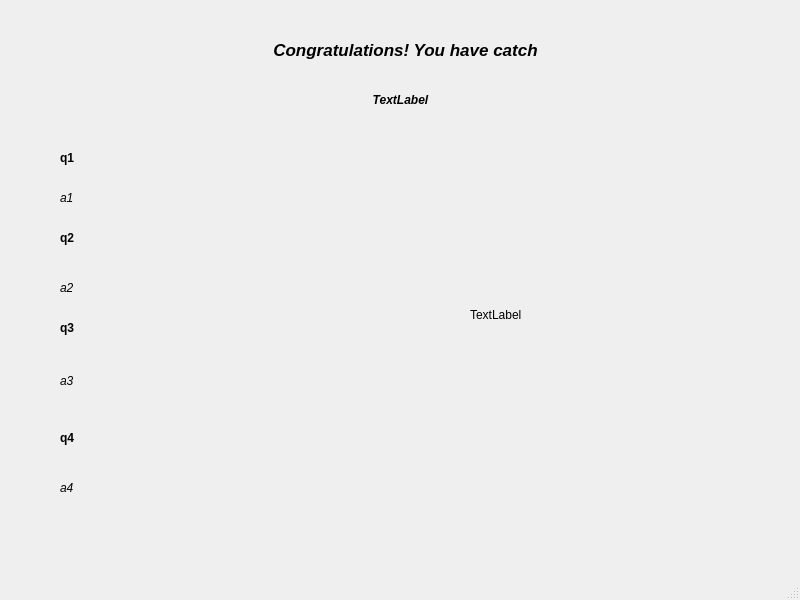
Old version of the form A8/view.ui in the repository University-of-Utah-CS3505/a8-edu-app-xing-liu123.
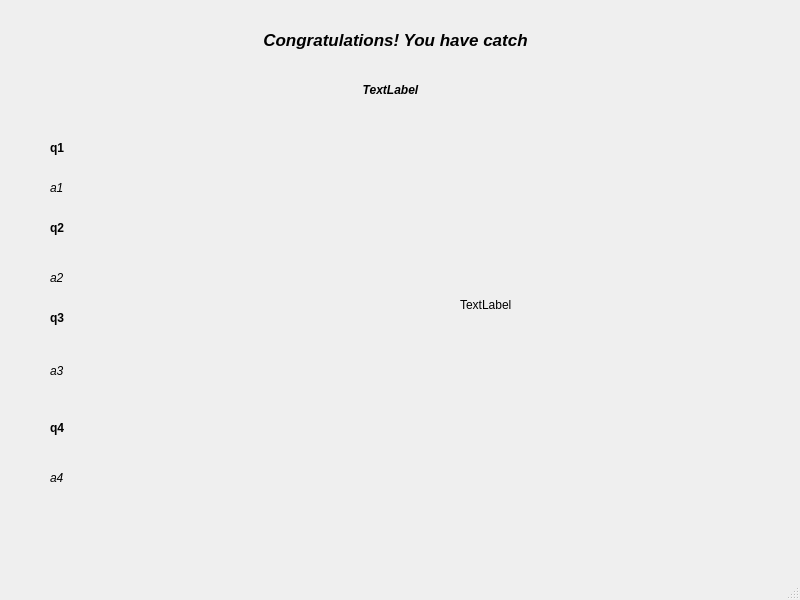
New version of the form.

Commit message: Commit 4.3: reset spear when it goes out of the screen

```diff
--- a/A8/view.ui
+++ b/A8/view.ui
@@ -20,10 +20,10 @@
    <widget class="QStackedWidget" name="stackedWidget">
     <property name="geometry">
      <rect>
-      <x>10</x>
-      <y>10</y>
-      <width>771</width>
-      <height>551</height>
+      <x>0</x>
+      <y>0</y>
+      <width>800</width>
+      <height>600</height>
      </rect>
     </property>
     <property name="mouseTracking">
```
Left out of the diff: 2 changed lines with no effect on the pictures. The commit also changes 4 other files.
